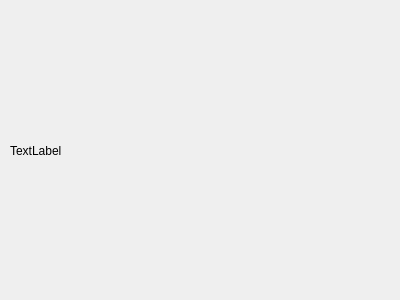
Old version of the form source/resultsview.ui in the repository archTk/arch-ne.
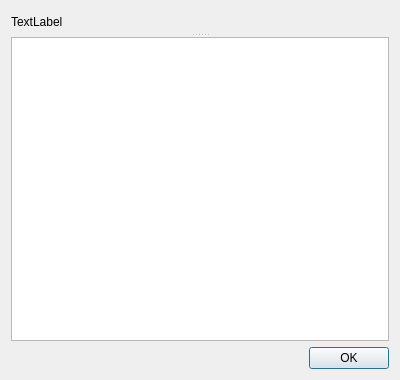
New version of the form.

Commit message: info and results in same dock

```diff
--- a/source/resultsview.ui
+++ b/source/resultsview.ui
@@ -7,31 +7,34 @@
     <x>0</x>
     <y>0</y>
     <width>400</width>
-    <height>300</height>
+    <height>380</height>
    </rect>
   </property>
   <property name="windowTitle">
    <string>Form</string>
   </property>
-  <widget class="QWidget" name="verticalLayoutWidget">
-   <property name="geometry">
-    <rect>
-     <x>10</x>
-     <y>10</y>
-     <width>381</width>
-     <height>281</height>
-    </rect>
-   </property>
    <layout class="QVBoxLayout" name="verticalLayout">
     <item>
-     <widget class="QLabel" name="resultslabel">
+    <widget class="QSplitter" name="splitter">
+     <property name="orientation">
+      <enum>Qt::Vertical</enum>
+     </property>
+     <widget class="QLabel" name="resultsLabel">
       <property name="text">
        <string>TextLabel</string>
       </property>
      </widget>
-    </item>
-   </layout>
-  </widget>
+     <widget class="QPlainTextEdit" name="resultsEdit"/>
+    </widget>
+   </item>
+   <item>
+    <widget class="QDialogButtonBox" name="buttonBox">
+     <property name="standardButtons">
+      <set>QDialogButtonBox::Ok</set>
+     </property>
+    </widget>
+   </item>
+  </layout>
  </widget>
  <resources/>
  <connections/>
```
Lines whose indentation alone changed are shown as unchanged. The commit also changes 2 other files.
